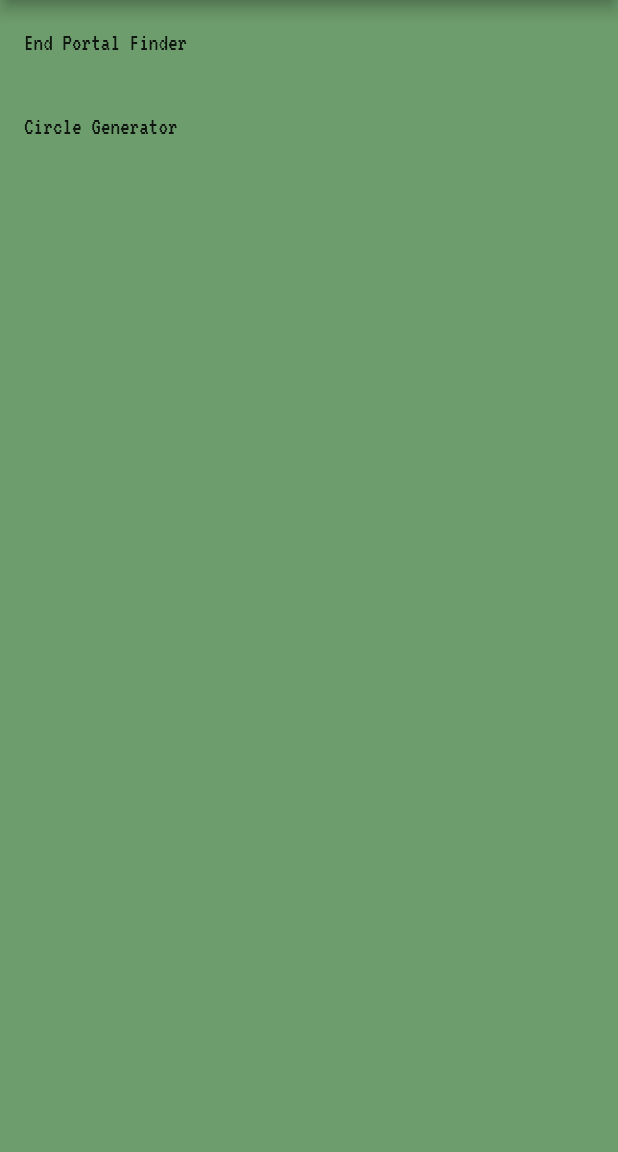
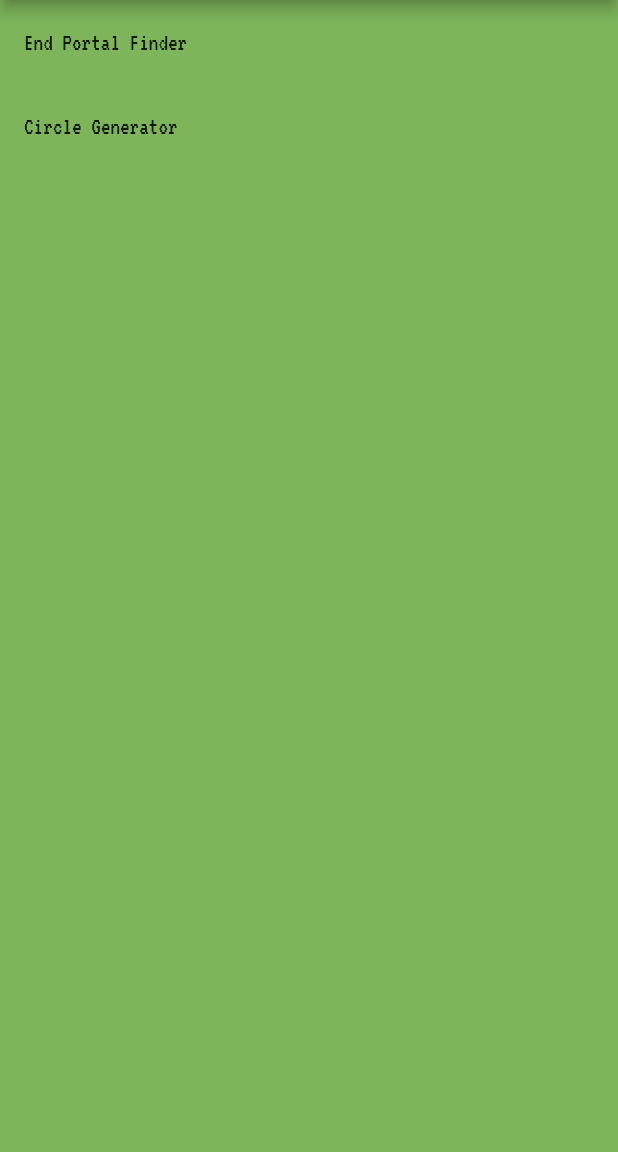
Before and after one commit to RyanRemer/minecraft_calculator, a Flutter app: the screen it shows after launch, on a phone screen of 412 x 824 dp, the part 84-1236 px from its top. Run offline on Flutter 3.47's test engine with Material 2 defaults, Android fonts, the phone set to English and light mode, and no system bars.

Commit message:
improves colors

```diff
--- a/lib/main.dart
+++ b/lib/main.dart
@@ -11,8 +11,8 @@ class MyApp extends StatelessWidget {
       title: 'Flutter Demo',
       theme: ThemeData(
         primaryColor: Color(0xFF692b1c),
-        backgroundColor: Color(0xFF6d9d6d),
-        fontFamily: "Bits"
+        fontFamily: "Bits",
+        backgroundColor: Color(0xFF7EB55B),
       ),
       home: HomePage()
     );
```
Also changed, not shown: pubspec.lock, 1 other file.
